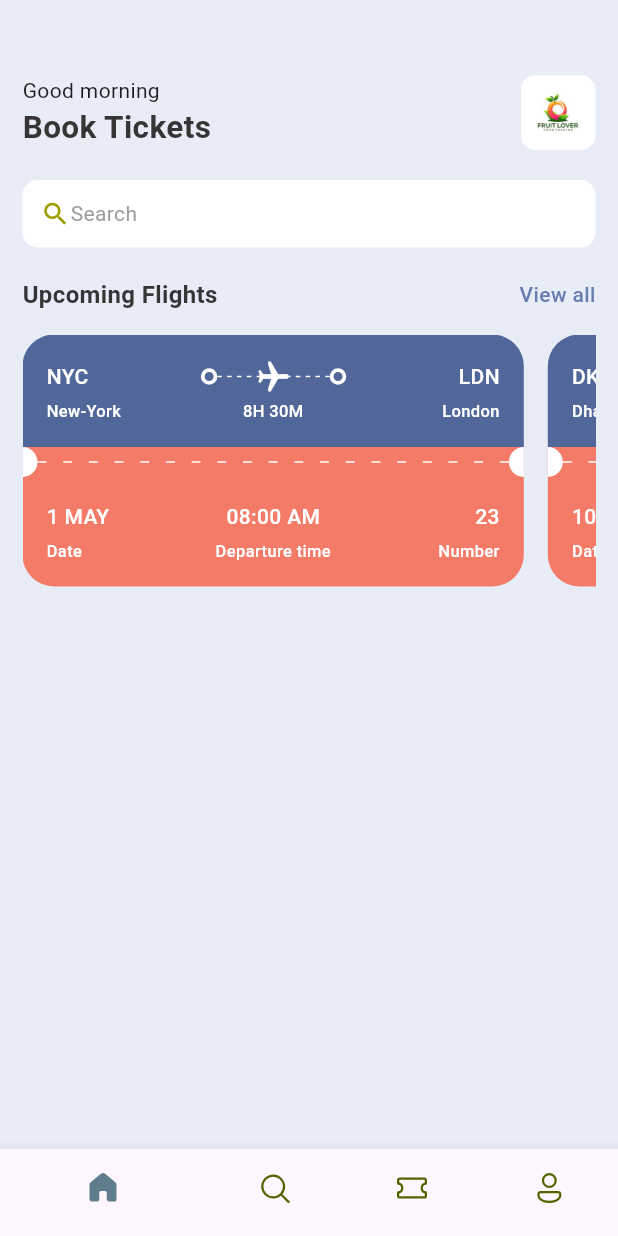
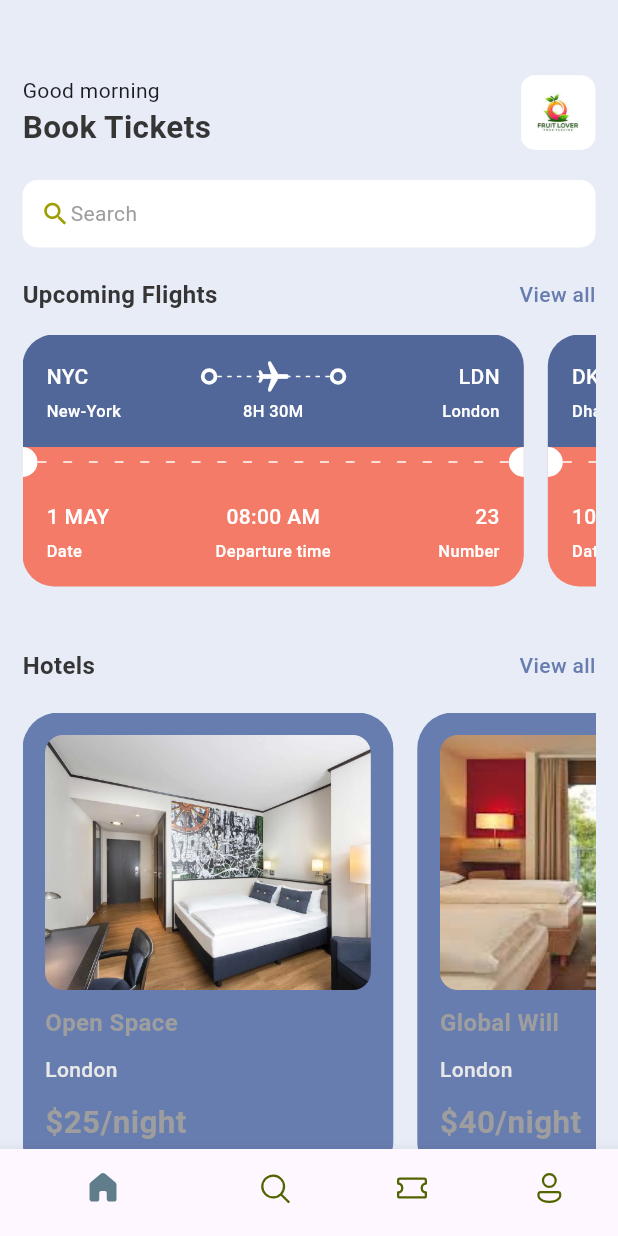
Before and after one commit to KhingZaw/ticket_app, a Flutter app: the screen it shows after launch, on a phone screen of 412 x 824 dp. Run offline on Flutter 3.47's test engine with Material 3 defaults, Android fonts, the phone set to English and light mode, and no system bars; our stand-ins replace fluentui_icons.

Commit message:
[home hotel cards]

```diff
--- a/lib/bottom_navbar.dart
+++ b/lib/bottom_navbar.dart
@@ -1,6 +1,8 @@
 import 'package:fluentui_icons/fluentui_icons.dart';
 import 'package:flutter/material.dart';
-import 'package:ticket_app/screens/home_screen.dart';
+import 'package:ticket_app/screens/home/all_tickets.dart';
+import 'package:ticket_app/screens/home/home_screen.dart';
+import 'package:ticket_app/screens/search/search_screen.dart';
 
 class BottomNavbar extends StatefulWidget {
   const BottomNavbar({super.key});
@@ -12,8 +14,8 @@ class BottomNavbar extends StatefulWidget {
 class _BottomNavbarState extends State<BottomNavbar> {
   final appScreens = [
     const HomeScreen(),
-    const Center(child: Text("Search")),
-    const Center(child: Text("Tickets")),
+    const SearchScreen(),
+    const AllTickets(),
     const Center(child: Text("Profile"))
   ];
   int _selectedIndex = 0;
--- a/lib/constants/media.dart
+++ b/lib/constants/media.dart
@@ -1,4 +1,7 @@
 class Media {
   static const _baseImage = "assets/images";
   static const log = "$_baseImage/3.jpg";
+  static const bad1 = "$_baseImage/bad1.jpg";
+  static const bad2 = "$_baseImage/bad2.jpg";
+  static const bad3 = "$_baseImage/bad3.jpg";
 }
--- a/lib/data/all_json.dart
+++ b/lib/data/all_json.dart
@@ -48,3 +48,23 @@ List<Map<String, dynamic>> ticketList = [
     'number': 55
   },
 ];
+List<Map<String, dynamic>> hotelList = [
+  {
+    'image': 'bad1.jpg',
+    'place': 'Open Space',
+    'destination': 'London',
+    'price': 25,
+  },
+  {
+    'image': 'bad2.jpg',
+    'place': 'Global Will',
+    'destination': 'London',
+    'price': 40,
+  },
+  {
+    'image': 'bad3.jpg',
+    'place': 'Best pool in the city',
+    'destination': 'Dubai',
+    'price': 68,
+  },
+];
--- a/lib/main.dart
+++ b/lib/main.dart
@@ -1,5 +1,7 @@
 import 'package:flutter/material.dart';
 import 'package:ticket_app/bottom_navbar.dart';
+import 'package:ticket_app/screens/home/all_tickets.dart';
+import 'package:ticket_app/screens/search/search_screen.dart';
 
 void main() {
   runApp(const MaterialApp(
@@ -13,9 +15,13 @@ class TicketApp extends StatelessWidget {
   // This widget is the root of your application.
   @override
   Widget build(BuildContext context) {
-    return const MaterialApp(
+    return MaterialApp(
       debugShowCheckedModeBanner: false,
-      home: BottomNavbar(),
+      routes: {
+        "/": (context) => const BottomNavbar(),
+        "/all-tickets": (context) => const AllTickets(),
+        "/search-screen": (context) => const SearchScreen(),
+      },
     );
   }
 }
--- a/lib/widgets/app_double_text.dart
+++ b/lib/reusable_widgets/app_double_text.dart
@@ -1,15 +1,16 @@
 import 'package:flutter/material.dart';
 import 'package:ticket_app/constants/app_styles.dart';
-import 'package:ticket_app/screens/all_tickets.dart';
 
 class AppDoubleText extends StatelessWidget {
   const AppDoubleText({
     super.key,
     required this.bigText,
     required this.smallText,
+    required this.func,
   });
   final String bigText;
   final String smallText;
+  final VoidCallback? func;
   @override
   Widget build(BuildContext context) {
     return Row(
@@ -20,13 +21,7 @@ class AppDoubleText extends StatelessWidget {
           style: AppStyles.headLineStyle2,
         ),
         InkWell(
-          onTap: () {
-            Navigator.push(
-              context,
-              MaterialPageRoute(
-                  builder: (BuildContext context) => const AllTickets()),
-            );
-          },
+          onTap: func,
           child: Text(smallText,
               style: AppStyles.headLineStyle3
                   .copyWith(color: AppStyles.primaryColor)),
--- /dev/null
+++ b/lib/screens/home/all_tickets.dart
@@ -0,0 +1,31 @@
+import 'package:flutter/material.dart';
+import 'package:ticket_app/data/all_json.dart';
+import 'package:ticket_app/screens/home/widgets/ticket_view.dart';
+
+class AllTickets extends StatelessWidget {
+  const AllTickets({super.key});
+
+  @override
+  Widget build(BuildContext context) {
+    return Scaffold(
+      appBar: AppBar(
+        title: const Text("All Tickets"),
+        centerTitle: true,
+      ),
+      body: ListView(
+        children: [
+          SingleChildScrollView(
+            child: Column(
+              children: ticketList
+                  .map((e) => TicketView(
+                        ticket: e,
+                        wholeScreen: true,
+                      ))
+                  .toList(),
+            ),
+          ),
+        ],
+      ),
+    );
+  }
+}
--- a/lib/screens/home_screen.dart
+++ b/lib/screens/home/home_screen.dart
@@ -2,8 +2,9 @@ import 'package:flutter/material.dart';
 import 'package:ticket_app/constants/app_styles.dart';
 import 'package:ticket_app/constants/media.dart';
 import 'package:ticket_app/data/all_json.dart';
-import 'package:ticket_app/widgets/app_double_text.dart';
-import 'package:ticket_app/widgets/ticket_view.dart';
+import 'package:ticket_app/reusable_widgets/app_double_text.dart';
+import 'package:ticket_app/screens/home/widgets/hotel.dart';
+import 'package:ticket_app/screens/home/widgets/ticket_view.dart';
 
 class HomeScreen extends StatelessWidget {
   const HomeScreen({super.key});
@@ -16,6 +17,7 @@ class HomeScreen extends StatelessWidget {
           padding: const EdgeInsets.fromLTRB(15, 50, 15, 0),
           children: [
             Column(
+              crossAxisAlignment: CrossAxisAlignment.start,
               children: [
                 Row(
                   mainAxisAlignment: MainAxisAlignment.spaceBetween,
@@ -72,9 +74,10 @@ class HomeScreen extends StatelessWidget {
                   height: 20,
                 ),
                 //AppDoubleText
-                const AppDoubleText(
+                AppDoubleText(
                   bigText: 'Upcoming Flights',
                   smallText: 'View all',
+                  func: () => Navigator.pushNamed(context, "/all-tickets"),
                 ),
                 const SizedBox(
                   height: 15,
@@ -87,7 +90,26 @@ class HomeScreen extends StatelessWidget {
                           .map((e) => TicketView(
                                 ticket: e,
                               ))
-                            .toList()))
+                          .toList()),
+                ),
+                const SizedBox(
+                  height: 20,
+                ),
+                //AppDoubleText
+                AppDoubleText(
+                  bigText: 'Hotels',
+                  smallText: 'View all',
+                  func: () => Navigator.pushNamed(context, "/search-screen"),
+                ),
+                const SizedBox(
+                  height: 20,
+                ),
+                SingleChildScrollView(
+                  scrollDirection: Axis.horizontal,
+                  child: Row(
+                    children: hotelList.map((e) => Hotel(hotel: e)).toList(),
+                  ),
+                ),
               ],
             ),
           ]),
--- /dev/null
+++ b/lib/screens/home/widgets/hotel.dart
@@ -0,0 +1,58 @@
+import 'package:flutter/material.dart';
+import 'package:ticket_app/constants/app_styles.dart';
+
+class Hotel extends StatelessWidget {
+  final Map<String, dynamic> hotel;
+  const Hotel({super.key, required this.hotel});
+
+  @override
+  Widget build(BuildContext context) {
+    final size = MediaQuery.of(context).size;
+    return Container(
+      padding: const EdgeInsets.all(15),
+      margin: const EdgeInsets.only(right: 16),
+      width: size.width * 0.6,
+      height: 310,
+      decoration: BoxDecoration(
+        color: AppStyles.primaryColor,
+        borderRadius: const BorderRadius.all(Radius.circular(24)),
+      ),
+      child: Column(
+        crossAxisAlignment: CrossAxisAlignment.start,
+        children: [
+          Container(
+            height: 170,
+            decoration: BoxDecoration(
+              borderRadius: const BorderRadius.all(Radius.circular(12)),
+              image: DecorationImage(
+                  image: AssetImage("assets/images/${hotel['image']}"),
+                  fit: BoxFit.cover),
+            ),
+          ),
+          const SizedBox(
+            height: 10,
+          ),
+          Text(
+            hotel["place"],
+            style: AppStyles.headLineStyle2.copyWith(color: Colors.grey),
+          ),
+          const SizedBox(
+            height: 10,
+          ),
+          Text(
+            hotel["destination"],
+            style: AppStyles.headLineStyle3
+                .copyWith(color: const Color.fromARGB(255, 233, 232, 232)),
+          ),
+          const SizedBox(
+            height: 10,
+          ),
+          Text(
+            "\$${hotel["price"]}/night",
+            style: AppStyles.headLineStyle1.copyWith(color: Colors.grey),
+          ),
+        ],
+      ),
+    );
+  }
+}
--- a/lib/widgets/ticket_view.dart
+++ b/lib/screens/home/widgets/ticket_view.dart
@@ -1,14 +1,15 @@
 import 'package:flutter/material.dart';
 import 'package:ticket_app/constants/app_styles.dart';
-import 'package:ticket_app/widgets/app_layout_builder.dart';
-import 'package:ticket_app/widgets/big_circle.dart';
-import 'package:ticket_app/widgets/big_dot.dart';
-import 'package:ticket_app/widgets/text_style_fourth.dart';
-import 'package:ticket_app/widgets/text_style_third.dart';
+import 'package:ticket_app/reusable_widgets/app_layout_builder.dart';
+import 'package:ticket_app/reusable_widgets/big_circle.dart';
+import 'package:ticket_app/reusable_widgets/big_dot.dart';
+import 'package:ticket_app/reusable_widgets/text_style_fourth.dart';
+import 'package:ticket_app/reusable_widgets/text_style_third.dart';
 
 class TicketView extends StatelessWidget {
   final Map<String, dynamic> ticket;
-  const TicketView({super.key, required this.ticket});
+  final bool wholeScreen;
+  const TicketView({super.key, required this.ticket, this.wholeScreen = false});
 
   @override
   Widget build(BuildContext context) {
@@ -17,7 +18,7 @@ class TicketView extends StatelessWidget {
       width: size.width * 0.85,
       height: 189,
       child: Container(
-        margin: const EdgeInsets.only(right: 16),
+        margin: EdgeInsets.only(right: wholeScreen == true ? 0 : 16),
         child: Column(
           children: [
             //blue part of the ticket
--- a/lib/screens/all_tickets.dart
+++ b/lib/screens/search/search_screen.dart
@@ -1,7 +1,7 @@
 import 'package:flutter/material.dart';
 
-class AllTickets extends StatelessWidget {
-  const AllTickets({super.key});
+class SearchScreen extends StatelessWidget {
+  const SearchScreen({super.key});
 
   @override
   Widget build(BuildContext context) {
```
Also changed, not shown: assets/images/bad1.jpg (added), assets/images/bad2.jpg (added), assets/images/bad3.jpg (added), lib/reusable_widgets/app_layout_builder.dart (renamed from lib/widgets/app_layout_builder.dart), lib/reusable_widgets/big_circle.dart (renamed from lib/widgets/big_circle.dart), lib/reusable_widgets/big_dot.dart (renamed from lib/widgets/big_dot.dart), lib/reusable_widgets/text_style_fourth.dart (renamed from lib/widgets/text_style_fourth.dart), lib/reusable_widgets/text_style_third.dart (renamed from lib/widgets/text_style_third.dart). Lines whose indentation alone changed are shown as unchanged.
